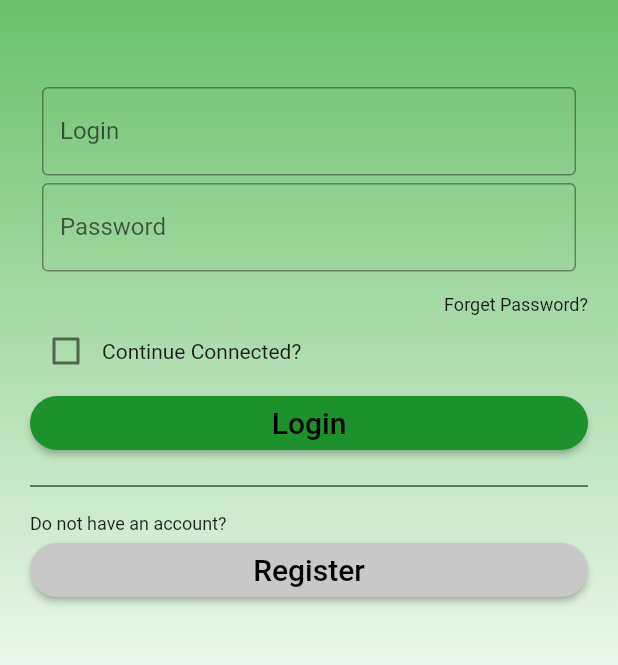
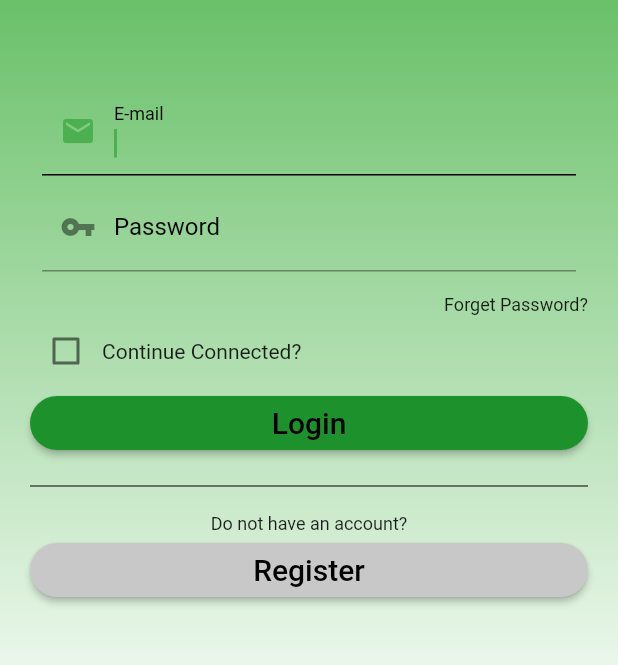
Before and after one commit to AlessonCC/Estudos, a Flutter app: the screen it shows after launch, on a phone screen of 412 x 824 dp, the part 465-1130 px from its top. Run offline on Flutter 3.47's test engine with Material 2 defaults, Android fonts, the phone set to English and light mode, and no system bars; our stand-ins replace shared_preferences.

Commit message:
Modificando tela de login

```diff
--- a/Flutter/manual_de_sobrevivencia/lib/pages/screen/login/login_page.dart
+++ b/Flutter/manual_de_sobrevivencia/lib/pages/screen/login/login_page.dart
@@ -59,28 +59,43 @@ class _LoginPageState extends State<LoginPage> {
                       padding: const EdgeInsets.all(8.0),
                       child: Column(
                         children: [
-                          TextField(
+                          TextFormField(
                             controller: _mailInputController,
-                            onChanged: (text) {
-                              email = text;
-                            },
-                            keyboardType: TextInputType.emailAddress,
-                            // ignore: prefer_const_constructors
-                            decoration: InputDecoration(
-                              labelText: 'Login',
-                              border: const OutlineInputBorder(),
+                            autofocus: true,
+                            style: const TextStyle(color: Colors.black),
+                            decoration: const InputDecoration(
+                              labelText: "E-mail",
+                              labelStyle: TextStyle(
+                                color: Colors.black,
+                              ),
+                              prefixIcon: Icon(
+                                Icons.mail,
+                              ),
+                              focusedBorder: UnderlineInputBorder(
+                                borderSide: BorderSide(
+                                  color: Colors.black,
+                                ),
+                              ),
                             ),
                           ),
                           const SizedBox(height: 5),
-                          TextField(
+                          TextFormField(
                             controller: _passwordInputController,
-                            onChanged: (text) {
-                              password = text;
-                            },
-                            obscureText: true,
+                            autofocus: true,
+                            style: const TextStyle(color: Colors.black),
                             decoration: const InputDecoration(
-                              border: OutlineInputBorder(),
-                              labelText: 'Password',
+                              labelText: "Password",
+                              labelStyle: TextStyle(
+                                color: Colors.black,
+                              ),
+                              prefixIcon: Icon(
+                                Icons.vpn_key,
+                              ),
+                              focusedBorder: UnderlineInputBorder(
+                                borderSide: BorderSide(
+                                  color: Colors.black,
+                                ),
+                              ),
                             ),
                           ),
                         ],
@@ -145,7 +160,7 @@ class _LoginPageState extends State<LoginPage> {
                   ),
                   const Text(
                     "Do not have an account?",
-                    textAlign: TextAlign.left,
+                    textAlign: TextAlign.center,
                     style: TextStyle(fontSize: 12),
                   ),
                   RaisedButton(
```
